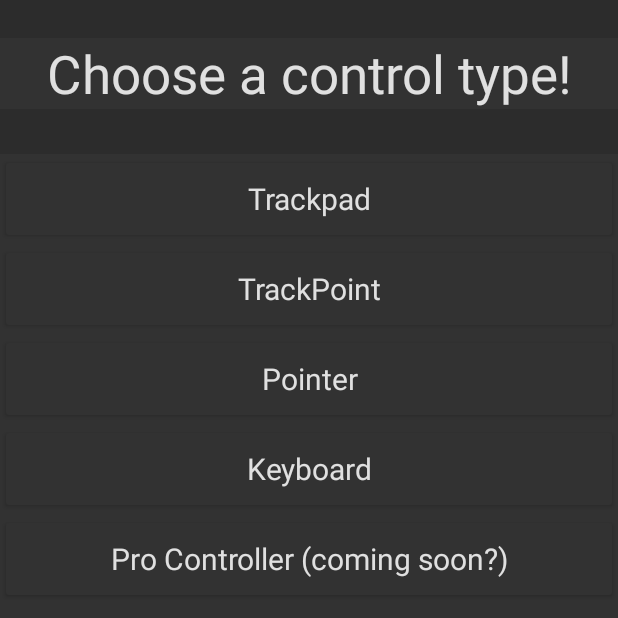
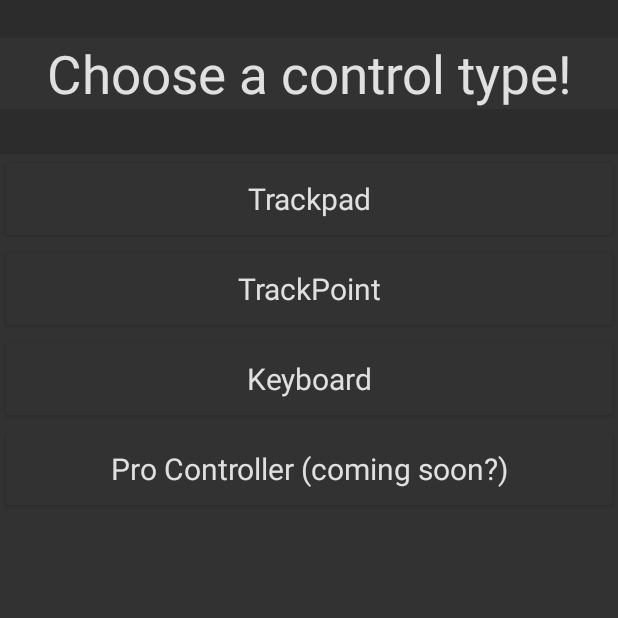
Before and after one commit to why-2004/BluetoothTouchpad2, an Android app: the MainActivity screen opened directly, with no data from a screen before it, on a phone screen of 412 x 824 dp, the top half of it. Run offline under Robolectric (Android 15) with nearby library versions, the light colour scheme and no system bars.

Commit message:
v0.2.1:  AppBar bug fixed  Pointer disabled if Gyroscope does not exist

```diff
--- a/app/src/main/AndroidManifest.xml
+++ b/app/src/main/AndroidManifest.xml
@@ -18,7 +18,8 @@
         <activity android:name=".MainActivity"
             android:windowSoftInputMode="stateAlwaysHidden"
             android:noHistory="true"
-            android:screenOrientation="portrait">
+            android:screenOrientation="portrait"
+            android:theme="@android:style/Theme.Material.Light.NoActionBar">
         </activity>
         <activity
             android:name=".KeyboardActivity"
--- a/app/src/main/java/com/why/bluetoothtouchpad2/Main.kt
+++ b/app/src/main/java/com/why/bluetoothtouchpad2/Main.kt
@@ -12,6 +12,7 @@
     lateinit var c:Context
     var mouse: MouseSender?=null
     var mp:MediaPlayer?=null
+    var hasGyro=true
 
     fun init(co:Context){
         c=co
--- a/app/src/main/java/com/why/bluetoothtouchpad2/MainActivity.kt
+++ b/app/src/main/java/com/why/bluetoothtouchpad2/MainActivity.kt
@@ -1,15 +1,21 @@
 package com.why.bluetoothtouchpad2
 
 import android.annotation.SuppressLint
+import android.app.Activity
+import android.content.Context
 import android.content.Intent
+import android.hardware.Sensor
+import android.hardware.SensorManager
 import android.media.MediaPlayer
 import android.os.Bundle
 import android.os.Handler
 import android.view.View
 import android.view.WindowManager
+import android.widget.Button
 import android.widget.Toast
 import androidx.appcompat.app.AppCompatActivity
 import com.google.android.material.snackbar.Snackbar
+import com.why.bluetoothtouchpad2.Main.hasGyro
 import com.why.bluetoothtouchpad2.Main.mouse
 import com.why.bluetoothtouchpad2.Main.mp
 import com.why.bluetoothtouchpad2.bluetooth.BluetoothController
@@ -17,7 +23,7 @@
 import com.why.bluetoothtouchpad2.bluetooth.Sender
 
 
-class MainActivity : AppCompatActivity() {
+class MainActivity : Activity() {
 
 
     override fun onCreate(savedInstanceState: Bundle?) {
@@ -34,6 +40,11 @@
                 or View.SYSTEM_UI_FLAG_FULLSCREEN
                 or View.SYSTEM_UI_FLAG_IMMERSIVE_STICKY)
         mp = MediaPlayer.create(this,R.raw.click)
+
+        if (!hasGyro){
+            findViewById<Button>(R.id.buttonPointer).height=0
+            findViewById<Button>(R.id.buttonPointer).visibility=View.GONE
+        }
 
 
     }
@@ -73,6 +84,7 @@
         connected=false
         }
     }
+
 
 
 }
--- a/app/src/main/java/com/why/bluetoothtouchpad2/TutorialActivity.kt
+++ b/app/src/main/java/com/why/bluetoothtouchpad2/TutorialActivity.kt
@@ -13,6 +13,7 @@
 import android.view.View
 import android.view.WindowManager
 import android.widget.TextView
+import com.why.bluetoothtouchpad2.Main.hasGyro
 import java.io.File
 
 class TutorialActivity : Activity() {
@@ -35,6 +36,7 @@
                 or View.SYSTEM_UI_FLAG_IMMERSIVE_STICKY)
         f = this.filesDir.resolve("disclaimer.txt")
         if (( getSystemService(Context.SENSOR_SERVICE) as SensorManager).getDefaultSensor(Sensor.TYPE_GAME_ROTATION_VECTOR)==null){
+            hasGyro=false
             findViewById<TextView>(R.id.tutorial_text).text = getString(R.string.tutorial_string)+"\n"+getString(R.string.gyro_not_avail)
         }
         if (f.exists()&&f.readText()=="...") {
--- a/app/src/main/res/layout/activity_main.xml
+++ b/app/src/main/res/layout/activity_main.xml
@@ -48,12 +48,6 @@
                 android:textSize="20sp" />
 
 
-        <LinearLayout
-            android:layout_width="match_parent"
-            android:layout_height="wrap_content"
-            android:orientation="horizontal"
-            android:weightSum="2">
-
 
 
             <Button
@@ -67,21 +61,10 @@
                 android:textAppearance="@style/TextAppearance.AppCompat.Body1"
                 android:textSize="20sp" />
 
-        </LinearLayout>
 
-        <LinearLayout
-            android:layout_width="match_parent"
-            android:layout_height="wrap_content"
-            android:orientation="horizontal"
-            android:weightSum="2">
-
-            <View
-                android:layout_width="0dp"
-                android:layout_height="60dp"
-                android:layout_weight="0.5" />
 
             <Button
-                android:id="@+id/buttonActivities"
+                android:id="@+id/buttonPointer"
                 android:layout_width="match_parent"
                 android:layout_height="60dp"
                 android:backgroundTint="#323232"
@@ -92,19 +75,8 @@
                 android:textAppearance="@style/TextAppearance.AppCompat.Body1"
                 android:textSize="20sp" />
 
-        </LinearLayout>
 
-        <LinearLayout
-            android:layout_width="match_parent"
-            android:layout_height="wrap_content"
-            android:orientation="horizontal"
-            android:weightSum="2">
 
-            <View
-                android:id="@+id/vie2w2"
-                android:layout_width="0dp"
-                android:layout_height="50dp"
-                android:layout_weight="0.5" />
 
             <Button
                 android:id="@+id/buttonWebsite"
@@ -117,18 +89,7 @@
                 android:textAppearance="@style/TextAppearance.AppCompat.Body1"
                 android:textSize="20sp" />
 
-        </LinearLayout>
 
-        <LinearLayout
-            android:layout_width="match_parent"
-            android:layout_height="wrap_content"
-            android:orientation="horizontal"
-            android:weightSum="2">
-
-            <View
-                android:layout_width="0dp"
-                android:layout_height="50dp"
-                android:layout_weight="0.5" />
 
             <Button
                 android:id="@+id/buttonSYFCWebsite"
@@ -141,7 +102,6 @@
                 android:textAppearance="@style/TextAppearance.AppCompat.Body1"
                 android:textSize="20sp" />
 
-        </LinearLayout>
 
     </LinearLayout>
 
```
